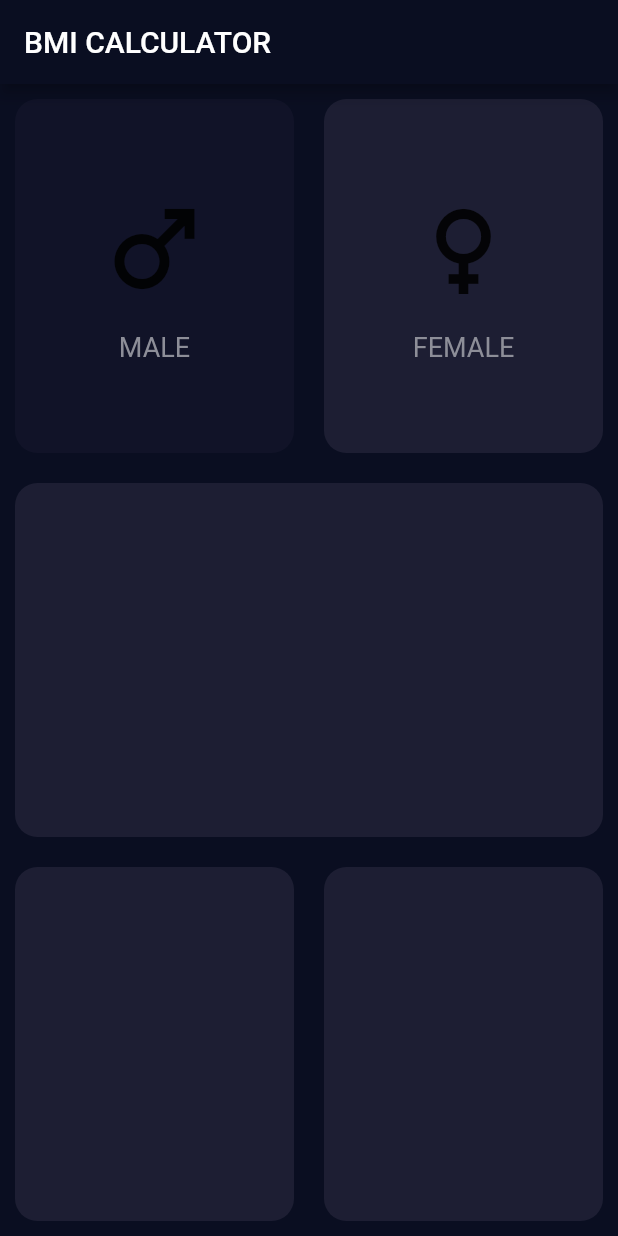
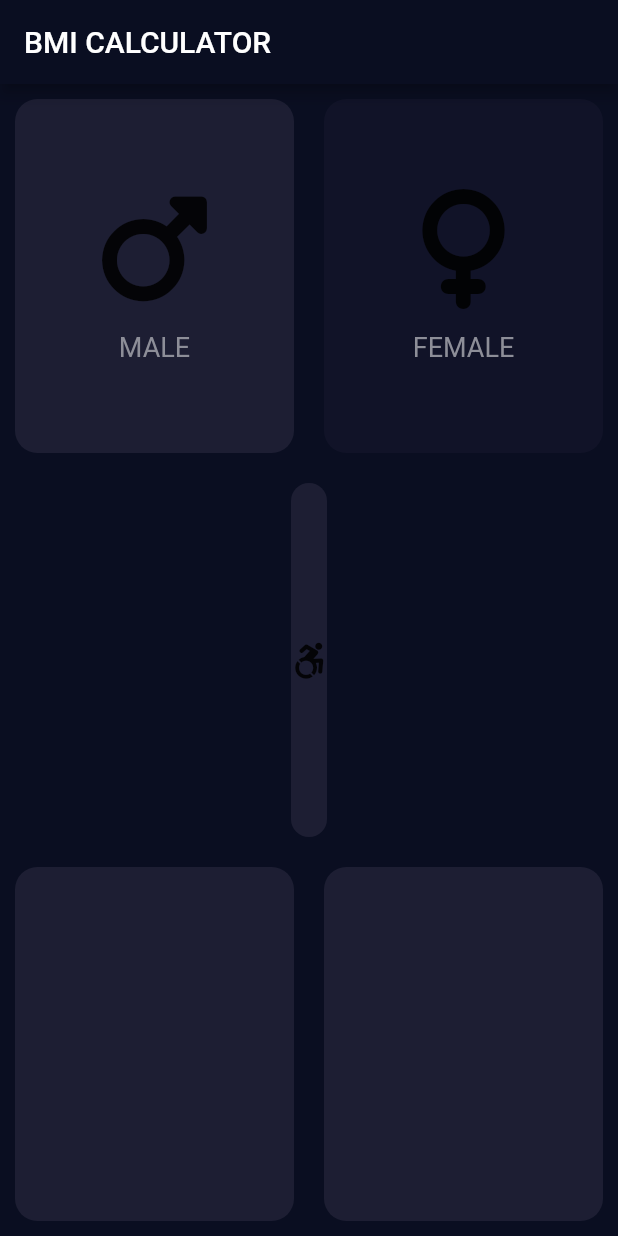
Before and after one commit to ELOUJJANI-Soufiane/BMICalculator, a Flutter app: the screen it shows after launch, after a tap on "FEMALE", on a phone screen of 412 x 824 dp. Run offline on Flutter 3.47's test engine with Material 2 defaults, Android fonts, the phone set to English and light mode, and no system bars; our stand-ins replace font_awesome_flutter.

Commit message:
add font icons awsome and selecting methode

```diff
--- a/lib/input_page.dart
+++ b/lib/input_page.dart
@@ -4,6 +4,7 @@ import 'package:bmi_calc/main.dart';
 import 'package:flutter/material.dart';
 import 'my_container.dart';
 import 'my_icon.dart';
+import 'package:font_awesome_flutter/font_awesome_flutter.dart';
 
 const activCardColor = Color(0xFF1D1E33);
 const inactiveCardColor = Color(0xFF111328);
@@ -21,8 +22,17 @@ class _InputPageState extends State<InputPage> {
     if (gender == 1) {
       if (maleCardColor == inactiveCardColor) {
         maleCardColor = activCardColor;
+        femaleCardColor = inactiveCardColor;
       } else {
         maleCardColor = inactiveCardColor;
+      }
+    }
+    if (gender == 2) {
+      if (femaleCardColor == inactiveCardColor) {
+        femaleCardColor = activCardColor;
+        maleCardColor = inactiveCardColor;
+      } else {
+        femaleCardColor = inactiveCardColor;
       }
     }
   }
@@ -50,22 +60,23 @@ class _InputPageState extends State<InputPage> {
                           });
                         },
                         child: MyContainer(
-                            contColor: maleCardColor,
-                            cardChild:
-                                MyIcons(label: "MALE", myIcon: Icons.male)),
+                          contColor: maleCardColor,
+                          cardChild: MyIcons(
+                              label: "MALE", myIcon: FontAwesomeIcons.mars),
+                        ),
                       ),
                     ),
                     Expanded(
                       child: GestureDetector(
                         onTap: () {
                           setState(() {
-                            updateColor(1);
+                            updateColor(2);
                           });
                         },
                         child: MyContainer(
                           contColor: femaleCardColor,
-                          cardChild:
-                              MyIcons(label: "FEMALE", myIcon: Icons.female),
+                          cardChild: MyIcons(
+                              label: "FEMALE", myIcon: FontAwesomeIcons.venus),
                         ),
                       ),
                     ),
@@ -75,7 +86,7 @@ class _InputPageState extends State<InputPage> {
               Expanded(
                 child: MyContainer(
                   contColor: activCardColor,
-                  cardChild: Container(),
+                  cardChild: Icon(FontAwesomeIcons.accessibleIcon),
                 ),
               ),
               Expanded(
--- a/pubspec.yaml
+++ b/pubspec.yaml
@@ -34,6 +34,7 @@ dependencies:
   # The following adds the Cupertino Icons font to your application.
   # Use with the CupertinoIcons class for iOS style icons.
   cupertino_icons: ^1.0.2
+  font_awesome_flutter: ^10.1.0
 
 dev_dependencies:
   flutter_test:
```
Also changed, not shown: pubspec.lock.
